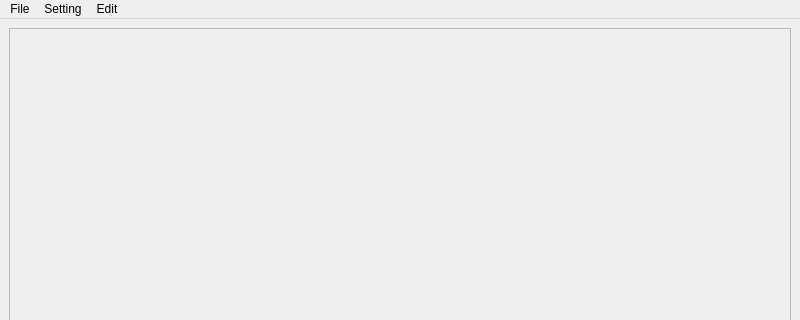
The window that resources/main_view.ui (HiJinger2266/ITS-pedsim-final-project) describes before a commit, drawn with Qt 5; both pictures show x 0 to 800 and y 0 to 320 of the 800 by 600 pixel window.
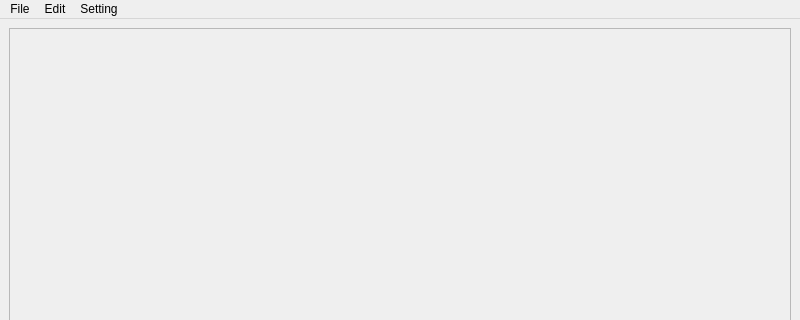
The same window after the commit. Icons and pictures are not drawn.

```diff
--- a/resources/main_view.ui
+++ b/resources/main_view.ui
@@ -71,8 +71,8 @@
     <addaction name="actionEdit_Sep_Island"/>
    </widget>
    <addaction name="menuFile"/>
-   <addaction name="menuSetting"/>
    <addaction name="menuEdit"/>
+   <addaction name="menuSetting"/>
   </widget>
   <widget class="QStatusBar" name="statusbar"/>
   <action name="actionOpen_Simulation">
```
Left out of the diff: 80 changed lines with no effect on the pictures.
